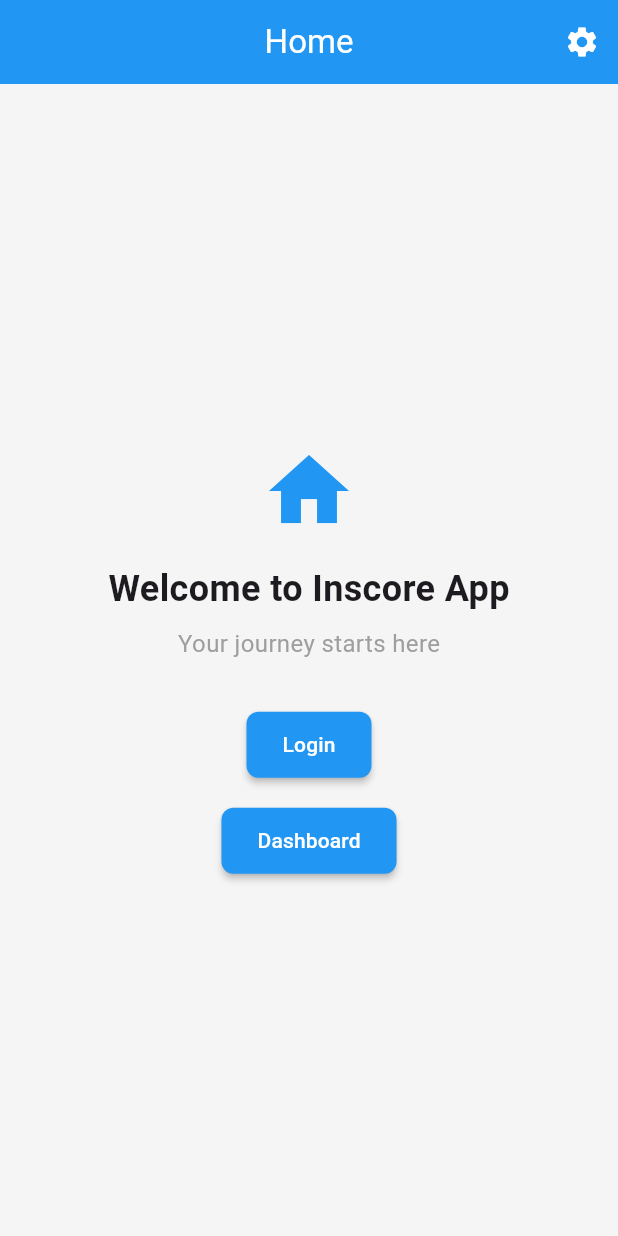
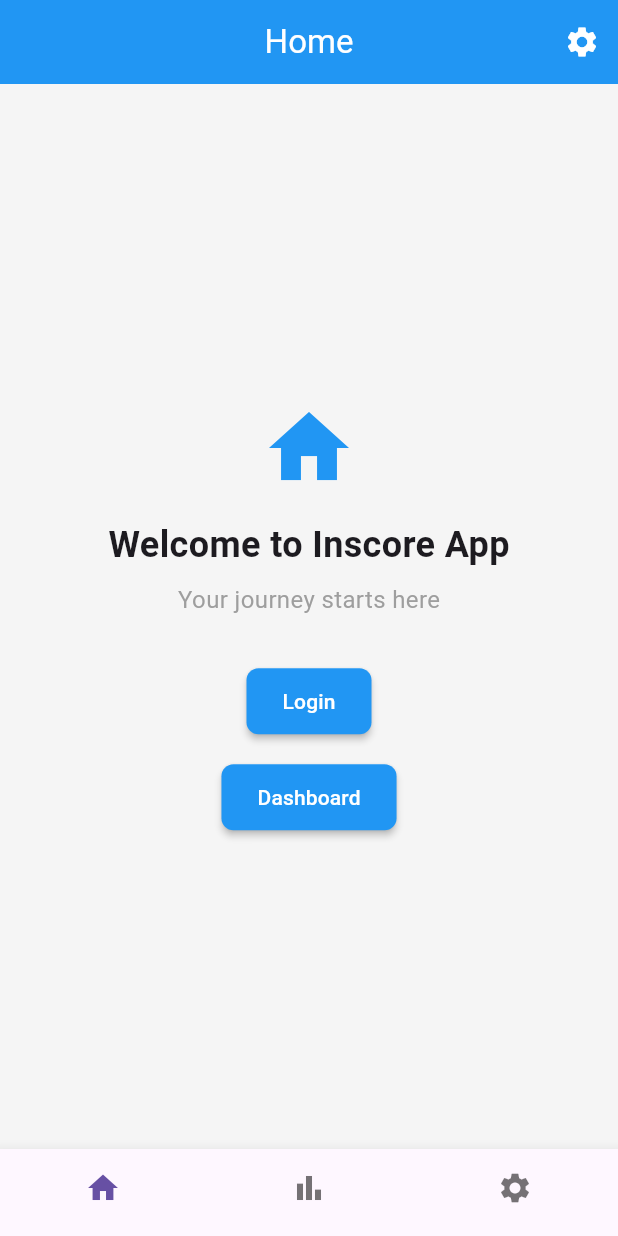
Before and after one commit to AZulUye/Inscore-App, a Flutter app: the screen it shows after launch, on a phone screen of 412 x 824 dp. Run offline on Flutter 3.47's test engine with Material 3 defaults, Android fonts, the phone set to English and light mode, and no system bars; our stand-ins replace dio, equatable, go_router, logger, shared_preferences; accounts and stored records are empty.

Commit message:
create Leaderboard screen and bottom nav bar : - add mock api for leaderboard data (temporary) -  add provider -  Main screen as container for bottom nav bar

```diff
--- a/lib/core/app_routes.dart
+++ b/lib/core/app_routes.dart
@@ -1,5 +1,6 @@
 import 'package:go_router/go_router.dart';
 import 'package:flutter/material.dart';
+import 'package:inscore_app/screens/main_screen.dart';
 import '../screens/home_screen.dart';
 import '../screens/settings_screen.dart';
 import '../features/auth/presentation/login_screen.dart';
@@ -10,9 +11,10 @@ class AppRoutes {
   static const String login = '/login';
   static const String dashboard = '/dashboard';
   static const String settings = '/settings';
+  static const String main = '/main';
 
   static final GoRouter router = GoRouter(
-    initialLocation: home,
+    initialLocation: main,
     routes: [
       GoRoute(
         path: home,
@@ -33,6 +35,11 @@ class AppRoutes {
         path: settings,
         name: 'settings',
         builder: (context, state) => const SettingsScreen(),
+      ),
+      GoRoute(
+        path: main,
+        name: 'main',
+        builder: (context, state) => const MainScreen(),
       ),
     ],
     errorBuilder: (context, state) => Scaffold(
--- /dev/null
+++ b/lib/screens/main_screen.dart
@@ -0,0 +1,63 @@
+import 'package:flutter/material.dart';
+import 'package:inscore_app/features/leaderboard/presentation/leaderboard_screen.dart';
+import 'package:inscore_app/screens/home_screen.dart';
+import 'package:inscore_app/screens/settings_screen.dart';
+
+class MainScreen extends StatefulWidget {
+  const MainScreen({super.key});
+
+  @override
+  State<MainScreen> createState() => _MainScreenState();
+}
+
+class _MainScreenState extends State<MainScreen> {
+  int _selectedIndex = 0;
+
+  static const List<Widget> _widgetOptions = <Widget>[
+    HomeScreen(),
+    LeaderboardScreen(),
+    SettingsScreen(),
+  ];
+
+  void _onItemTapped(int index) {
+    setState(() {
+      _selectedIndex = index;
+    });
+  }
+
+  @override
+  Widget build(BuildContext context) {
+    return Scaffold(
+      body: Center(child: _widgetOptions.elementAt(_selectedIndex)),
+      bottomNavigationBar: BottomNavigationBar(
+        showSelectedLabels: false,
+        showUnselectedLabels: false,
+        items: const <BottomNavigationBarItem>[
+          BottomNavigationBarItem(icon: Icon(Icons.home), label: 'Home'),
+          BottomNavigationBarItem(
+            icon: Icon(Icons.bar_chart),
+            label: 'Leaderboard',
+          ),
+          BottomNavigationBarItem(icon: Icon(Icons.settings), label: 'Setting'),
+        ],
+        currentIndex: _selectedIndex,
+        onTap: _onItemTapped,
+      ),
+      // bottomNavigationBar: NavigationBar(
+      //   labelBehavior: NavigationDestinationLabelBehavior.alwaysHide,
+      //   onDestinationSelected: _onItemTapped,
+      //   selectedIndex: _selectedIndex,
+      //   destinations: const <Widget>[
+      //     NavigationDestination(icon: Icon(Icons.home), label: 'Home'),
+      //     NavigationDestination(
+      //       icon: Icon(Icons.bar_chart),
+      //       label: 'Leaderboard',
+      //     ),
+      //     NavigationDestination(icon: Icon(Icons.settings), label: 'Setting'),
+      //   ],
+      // ),
+
+      // body: Center(child: _widgetOptions.elementAt(_selectedIndex)),
+    );
+  }
+}
```
Also changed, not shown: lib/features/leaderboard/data/mock_api_service.dart (added, +86 -0 lines), lib/features/leaderboard/data/models/leaderboard_response_mock.dart (added, +35 -0 lines), lib/features/leaderboard/presentation/leaderboard_provider.dart (added, +29 -0 lines), lib/features/leaderboard/presentation/leaderboard_screen.dart (added, +39 -0 lines), lib/features/leaderboard/presentation/widgets/leaderboard_body.dart (added, +91 -0 lines), lib/features/leaderboard/data/models/leaderboard_response_mock.g.dart (added).
